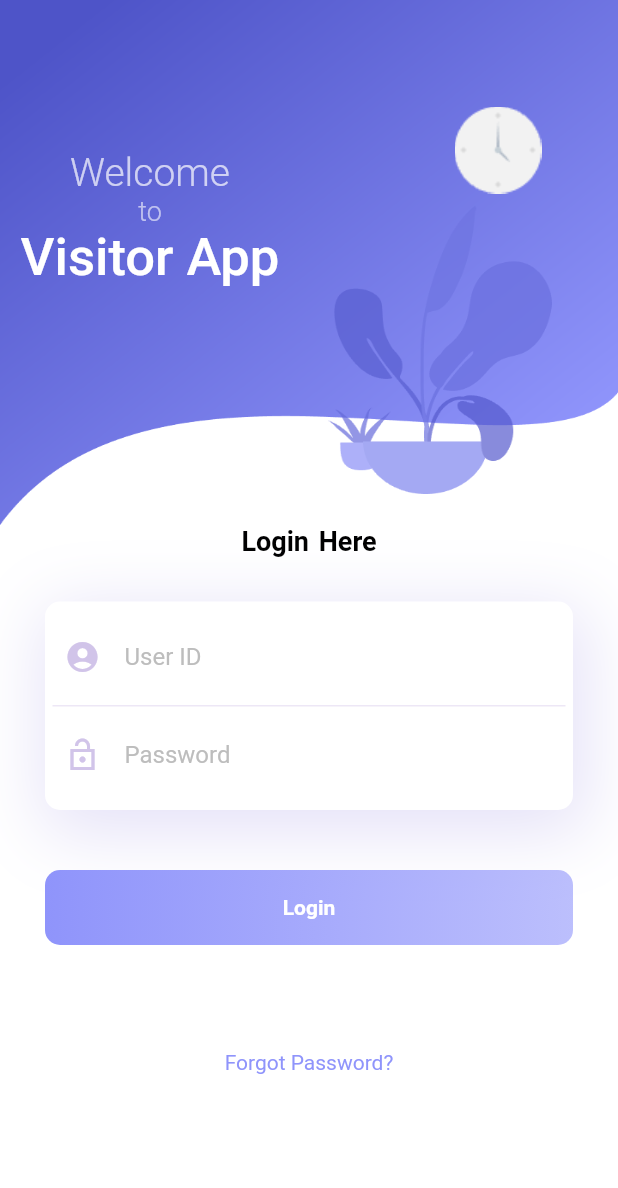
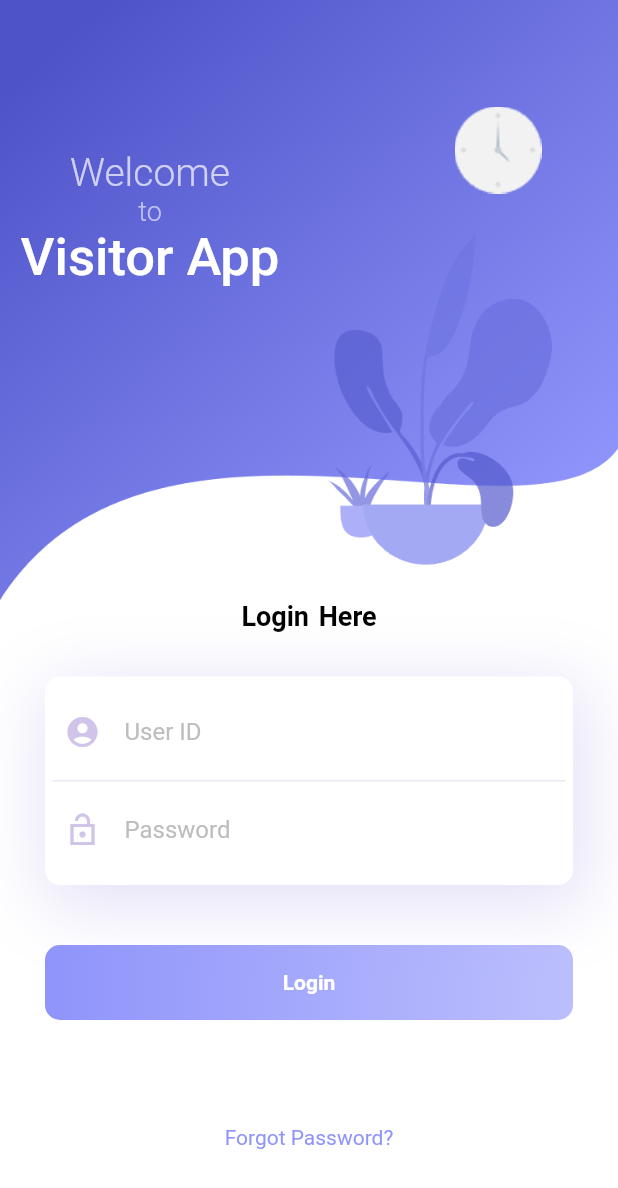
Before and after one commit to ShivShrivas/visitor-app-flutter, a Flutter app: the screen it shows after launch, on a phone screen of 412 x 824 dp. Shown: the top 1188 px of the screen. Run offline on Flutter 3.47's test engine with Material 2 defaults, Android fonts, the phone set to English and light mode, and no system bars; our stand-ins replace dio, google_fonts, retrofit, shared_preferences; Roboto replaces fonts that are missing (RaleWay).

Commit message:
all static things done

```diff
--- a/lib/MyHomePage.dart
+++ b/lib/MyHomePage.dart
@@ -116,7 +116,7 @@ class _MyHomePageState extends State<MyHomePage> {
               children: <Widget>[
                 Container(
                   width: double.maxFinite,
-                  height: 350,
+                  height: 400,
                   decoration: BoxDecoration(
                       image: DecorationImage(
                           image: AssetImage('assets/images/background.png'),
@@ -129,7 +129,8 @@ class _MyHomePageState extends State<MyHomePage> {
                         width: 200,
                         height: 200,
                         child:
-                        Column(
+                        SingleChildScrollView(
+                          child: Column(
                             mainAxisAlignment: MainAxisAlignment.start,
                             children: [
                               SizedBox(height: 100,),
@@ -137,6 +138,7 @@ class _MyHomePageState extends State<MyHomePage> {
                               Text("to",style: TextStyle(fontSize: 18,fontWeight: FontWeight.w300,color: Colors.white60),),
                               Text("Visitor App",style: TextStyle(fontSize: 35,fontWeight: FontWeight.w500,color: Colors.white),),
                             ],
+                          ),
                         ),
                       ),
 
--- a/lib/SplashScreen.dart
+++ b/lib/SplashScreen.dart
@@ -34,6 +34,7 @@ class _SplashScreenState extends State<SplashScreen> with TickerProviderStateMix
     return Scaffold(
       backgroundColor:Color.fromRGBO(255, 255, 255, 1.0),
       body: Container(
+              child: SingleChildScrollView(
                 child: Center(
                   child: Column(
                     mainAxisAlignment: MainAxisAlignment.spaceBetween,
@@ -81,6 +82,7 @@ class _SplashScreenState extends State<SplashScreen> with TickerProviderStateMix
                   ),
                 ),
               ),
+      ),
     );
   }
 }
```
Lines whose indentation alone changed are shown as unchanged.
